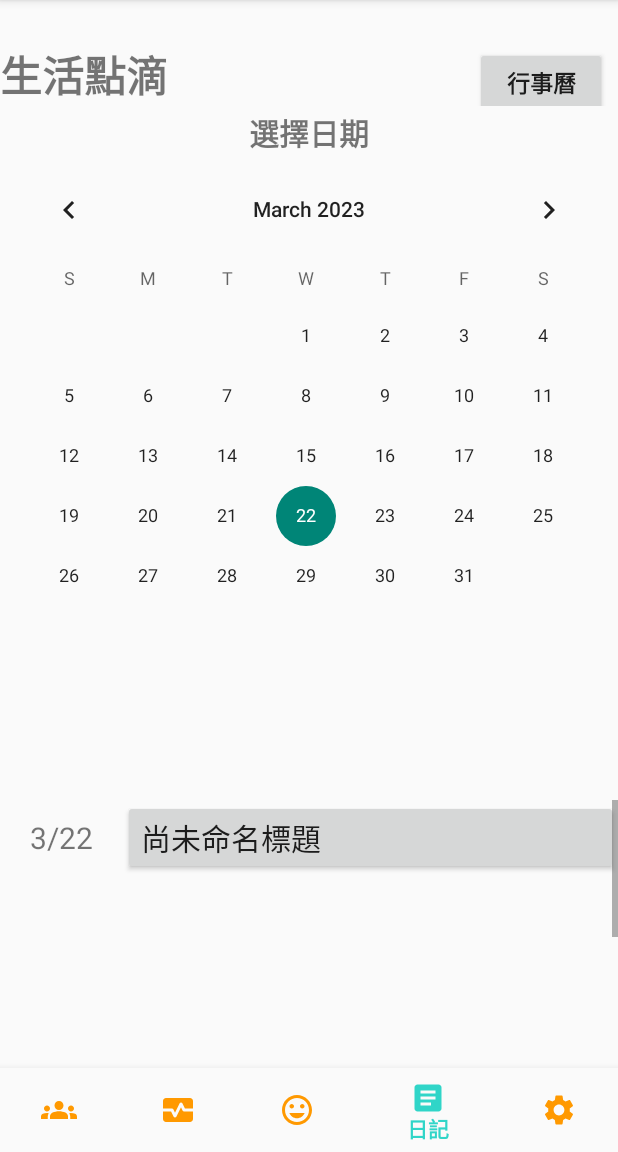
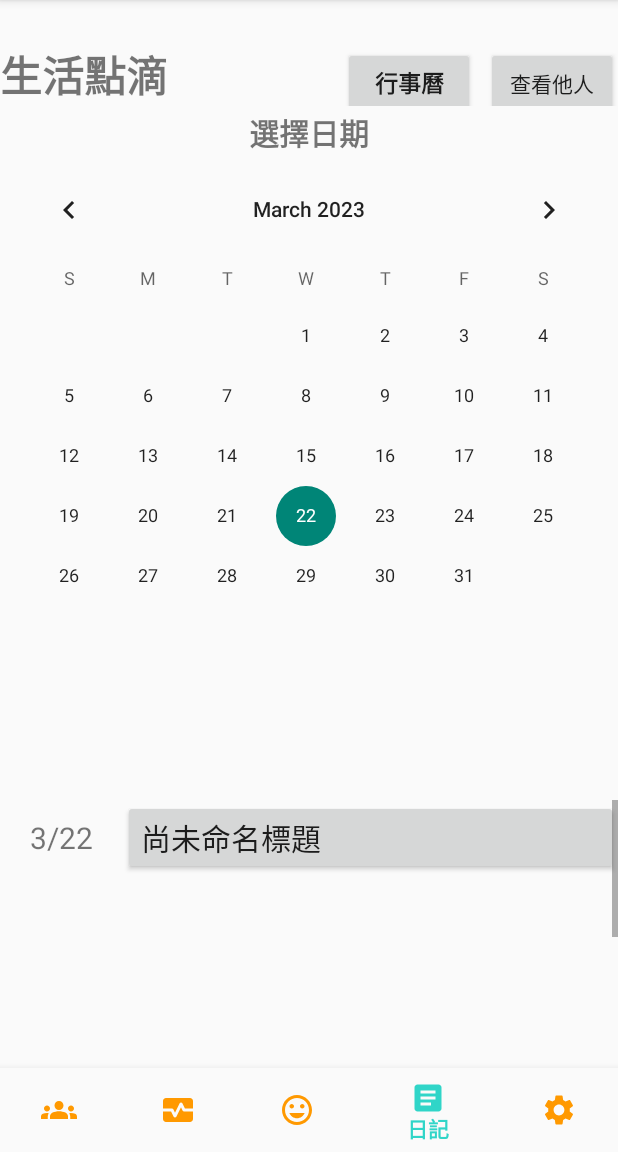
Before and after one commit to ethan91024/FamiCare, an Android app: the screen it shows after launch (MainActivity), item 4 of the bottom bar chosen, on a phone screen of 412 x 824 dp, the part 84-1236 px from its top. Run offline under Robolectric (Android 15) with nearby library versions, the phone set to English and light mode, and no system bars; our stand-ins replace Firebase (no records; nobody signed in at launch, a user with empty details on screens opened directly), Picasso, Room's generated code; libraries missing offline, so code that uses them is left out: androidx.health.connect; pictures from the network do not load; 1 statement that could not run was skipped.

Commit message:
弄好RecyclerView，之後要連fireBase

```diff
--- a/app/src/main/java/com/ethan/FamiCare/DiaryFragment.java
+++ b/app/src/main/java/com/ethan/FamiCare/DiaryFragment.java
@@ -56,8 +56,10 @@ public class DiaryFragment extends Fragment {
     private TextView date;
     private Button title;
     private ImageView image_view;
+    private TextView cal_fold;
 
     private Button cal;
+    private Button look;
 
     //資料庫
     private DiaryDoa diaryDoa;
@@ -77,6 +79,8 @@ public class DiaryFragment extends Fragment {
         diaryDoa = DiaryDB.getInstance(this.getContext()).diaryDoa();
         image_view = view.findViewById(R.id.image_view);
         cal = view.findViewById(R.id.cal);
+        cal_fold = view.findViewById(R.id.cal_fold);
+        look = view.findViewById(R.id.look);
 
         //一跳轉頁面就可以顯示是否輸入過資料
         Calendar calendar = Calendar.getInstance();
@@ -92,11 +96,11 @@ public class DiaryFragment extends Fragment {
             title.setText(diary.getTitle());
 
             //設定日記照片
-            if(diary.getPhotoPath() != null){
+            if (diary.getPhotoPath() != null) {
                 File imageFile = new File(diary.getPhotoPath());
                 Bitmap bitmap = BitmapFactory.decodeFile(imageFile.getAbsolutePath());
                 image_view.setImageBitmap(bitmap);
-            }else{
+            } else {
                 image_view.setImageDrawable(null);
             }
 
@@ -118,11 +122,11 @@ public class DiaryFragment extends Fragment {
                     title.setText(diary2.getTitle());
 
                     //設定日記照片
-                    if(diary2.getPhotoPath() != null){
+                    if (diary2.getPhotoPath() != null) {
                         File imageFile2 = new File(diary2.getPhotoPath());
                         Bitmap bitmap = BitmapFactory.decodeFile(imageFile2.getAbsolutePath());
                         image_view.setImageBitmap(bitmap);
-                    }else{
+                    } else {
                         image_view.setImageDrawable(null);
                     }
 
@@ -165,11 +169,31 @@ public class DiaryFragment extends Fragment {
             @Override
             public void onClick(View v) {
 
-                Intent intent=new Intent(getActivity(), GroupCalendar.class);
+                Intent intent = new Intent(getActivity(), GroupCalendar.class);
                 startActivity(intent);
             }
         });
 
+        //摺疊行事曆
+        cal_fold.setOnClickListener(new View.OnClickListener() {
+            @Override
+            public void onClick(View view) {
+                if (calender.getVisibility() == View.VISIBLE) {
+                    calender.setVisibility(View.GONE);
+                } else {
+                    calender.setVisibility(View.VISIBLE);
+                }
+            }
+        });
+
+        //跳轉到DiaryPostsFragment
+        look.setOnClickListener(new View.OnClickListener() {
+            @Override
+            public void onClick(View view) {
+                FragmentManager fm = getActivity().getSupportFragmentManager();
+                fm.beginTransaction().addToBackStack(null).replace(R.id.Diary_layout, new DiaryPostsFragment()).commit();
+            }
+        });
 
         return view;
     }
--- a/app/src/main/res/layout/activity_group_calendar.xml
+++ b/app/src/main/res/layout/activity_group_calendar.xml
@@ -101,7 +101,7 @@
         android:layout_height="0dp"
         android:layout_weight="1"
         android:clickable="true"
-        android:focusable="true"/>
+        android:focusable="true" />
 
 
 </LinearLayout>
--- a/app/src/main/res/layout/fragment_diary.xml
+++ b/app/src/main/res/layout/fragment_diary.xml
@@ -6,6 +6,7 @@
     android:layout_height="match_parent"
     android:orientation="vertical"
     tools:context=".DiaryFragment">
+
     <LinearLayout
         android:layout_width="match_parent"
         android:layout_height="0dp"
@@ -32,12 +33,28 @@
             android:textSize="15dp"
             android:textStyle="bold" />
 
+        <Button
+            android:id="@+id/look"
+            android:layout_width="wrap_content"
+            android:layout_height="wrap_content"
+            android:text="查看他人" />
+
     </LinearLayout>
+
+    <!--生活點滴以下 比例9-->
+    <LinearLayout
+        android:layout_width="match_parent"
+        android:layout_height="0dp"
+        android:layout_weight="9"
+        android:orientation="vertical">
+
         <!--選擇日期  比例0.5-->
         <TextView
+            android:id="@+id/cal_fold"
             android:layout_width="match_parent"
             android:layout_height="0dp"
             android:layout_weight="0.5"
+            android:clickable="true"
             android:gravity="center"
             android:text="選擇日期"
             android:textSize="20sp"
@@ -48,7 +65,8 @@
             android:id="@+id/calender"
             android:layout_width="match_parent"
             android:layout_height="0dp"
-        android:layout_weight="5.5" />
+            android:layout_weight="5.5"
+            android:visibility="visible" />
 
         <!--留白  比例0.5-->
         <LinearLayout
@@ -108,4 +126,7 @@
 
         </ScrollView>
 
+
     </LinearLayout>
+
+</LinearLayout>
```
Also changed, not shown: app/src/main/java/com/ethan/FamiCare/DiaryAdapter.java (added, +68 -0 lines), app/src/main/java/com/ethan/FamiCare/DiaryPostsFragment.java (added, +83 -0 lines), app/src/main/java/com/ethan/FamiCare/Firebasecords/UsersAdapter.java (+9 -9 lines), app/src/main/java/com/ethan/FamiCare/GroupFragment.java (+10 -9 lines), app/src/main/res/layout/fragment_diary_post_recycler.xml (added, +56 -0 lines), app/src/main/res/layout/fragment_diary_posts.xml (added, +15 -0 lines), app/src/main/res/layout/fragment_group_showcircleimage.xml (+10 -7 lines). Lines whose indentation alone changed are shown as unchanged.
